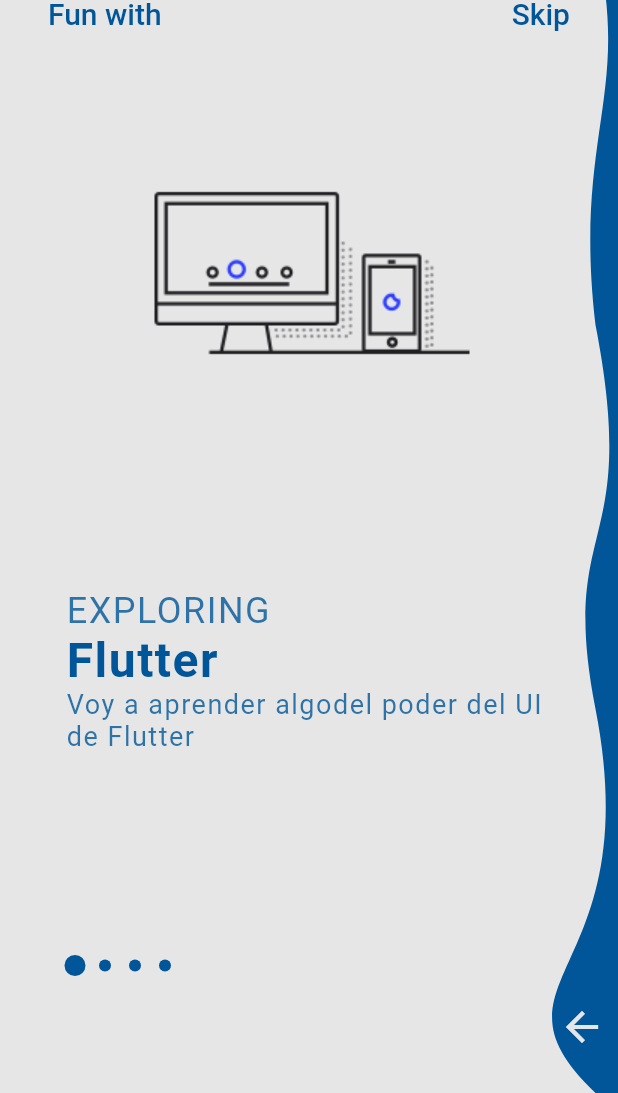
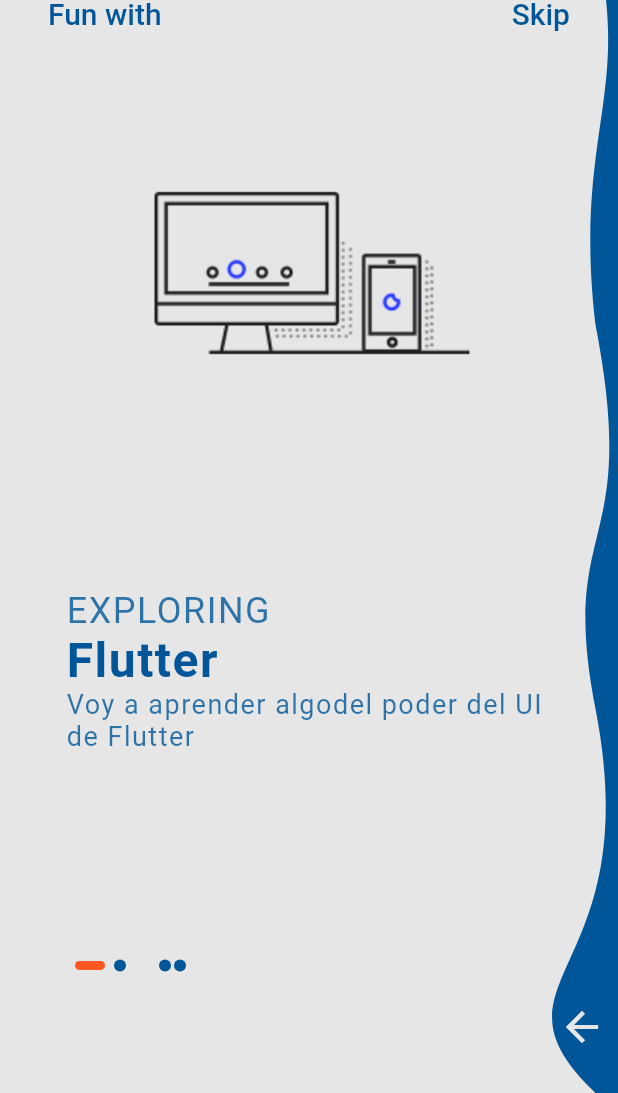
Before and after one commit to alfaodin/flutter_course, a Flutter app: the screen it shows after launch, on a phone screen of 412 x 824 dp, the part 143-1236 px from its top. Run offline on Flutter 3.47's test engine with Material 2 defaults, Android fonts, the phone set to English and light mode, and no system bars.

Commit message:
Cambio en el indicador de la pagina

```diff
--- a/lib/pages/page-view/components/page_indicator.dart
+++ b/lib/pages/page-view/components/page_indicator.dart
@@ -46,10 +46,10 @@ class IndicatorPainter extends CustomPainter {
 
   @override
   void paint(Canvas canvas, Size size) {
-    _drawCircle(canvas, 0, Offset(0, size.height / 2));
-    _drawCircle(canvas, 1, Offset(size.width / 3, size.height / 2));
-    _drawCircle(canvas, 2, Offset(size.width / 3 * 2, size.height / 2));
-    _drawCircle(canvas, 3, Offset(size.width, size.height / 2));
+    _drawCircle(canvas, 0, Offset(30, size.height / 2));
+    _drawCircle(canvas, 1, Offset((size.width / 3 + 10), size.height / 2));
+    _drawCircle(canvas, 2, Offset((size.width / 3 + 10) * 2, size.height / 2));
+    _drawCircle(canvas, 3, Offset(size.width + 10, size.height / 2));
   }
 
   @override
@@ -60,10 +60,15 @@ class IndicatorPainter extends CustomPainter {
 
   _drawCircle(Canvas canvas, int indicator, Offset offset) {
     if (indicator == currentIndicator + 1) {
-      // Rect rect = Rect.fromPoints( (center: offset, radius: 1);
-      // canvas.drawRect(rect, dotPaint);
-      canvas.drawCircle(offset, _BIGDOT, dotPaint);
+      Path path = Path();
+      path.addRRect(RRect.fromRectAndRadius(
+          Rect.fromLTWH(0, offset.dy - 3, 20, 6), Radius.circular(10)));
+
+      dotPaint.color = Colors.deepOrange;
+      canvas.drawPath(path, dotPaint);
+      // canvas.drawCircle(offset, _BIGDOT, dotPaint);
     } else {
+      dotPaint.color = this.color;
       canvas.drawCircle(offset, _SMALLDOT, dotPaint);
     }
   }
--- a/lib/pages/page-view/introduction.dart
+++ b/lib/pages/page-view/introduction.dart
@@ -17,7 +17,7 @@ class IntroducctionPage extends StatelessWidget {
       children: <Widget>[
         PageView.builder(
           controller: pageController,
-          physics: NeverScrollableScrollPhysics(),
+          // physics: NeverScrollableScrollPhysics(),
           itemCount: onboardData.length,
           itemBuilder: (context, index) {
             return OnboardPageState(
```
